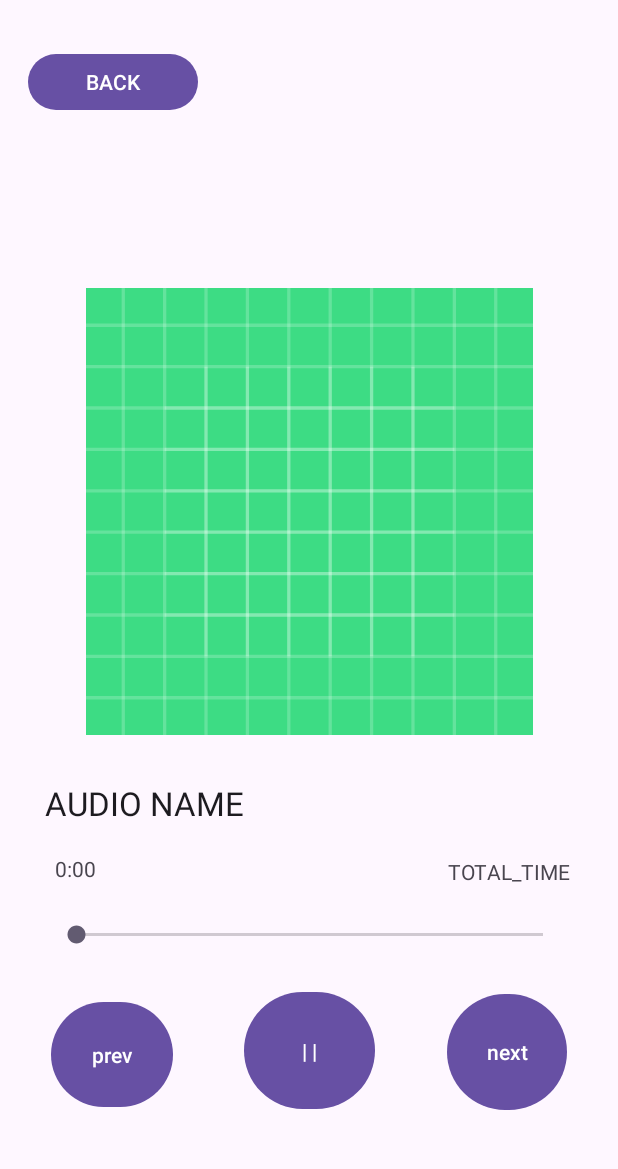
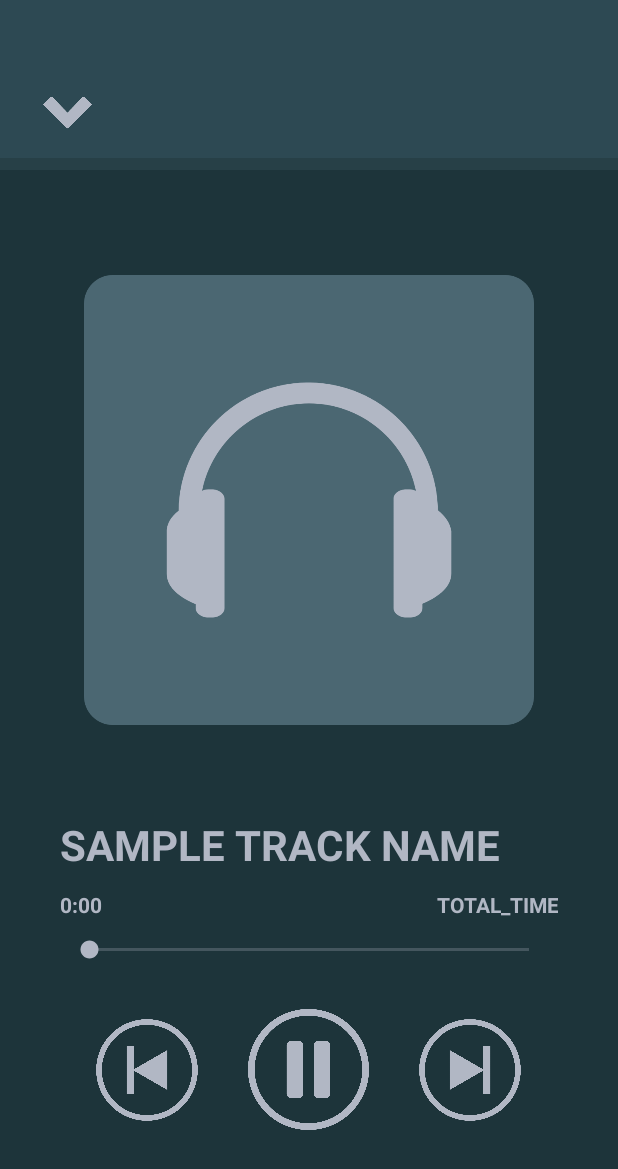
Before and after one commit to worghet/ICS4U___EMBEAR, an Android app: the TrackActivity screen opened directly, with no data from a screen before it, on a phone screen of 412 x 824 dp. Shown: the top 1169 px of the screen. Run offline under Robolectric (Android 15) with nearby library versions, the phone set to English and light mode, and no system bars; 3 statements that could not run were skipped.

Commit message:
started on ui; made the track player ui quite a few bugs, but it works.

```diff
--- a/app/src/main/java/com/example/ics4u___embear/activity/MainActivity.java
+++ b/app/src/main/java/com/example/ics4u___embear/activity/MainActivity.java
@@ -67,7 +67,7 @@ public class MainActivity extends AppCompatActivity implements TrackOverListener
         clearSystemUI();
 
         // Check that file exists; read from it if it does.
-        textOutput = findViewById(R.id.textOutput);
+//        textOutput = findViewById(R.id.textOutput);
 
         // make file exist
         catchDataOnOpen();
--- a/app/src/main/java/com/example/ics4u___embear/activity/TrackActivity.java
+++ b/app/src/main/java/com/example/ics4u___embear/activity/TrackActivity.java
@@ -1,15 +1,16 @@
 package com.example.ics4u___embear.activity;
 
+import android.graphics.drawable.Drawable;
 import android.os.Bundle;
 import android.os.Handler;
-import android.os.Looper;
-import android.util.Log;
 import android.view.View;
 import android.widget.Button;
+import android.widget.ImageButton;
 import android.widget.SeekBar;
 import android.widget.TextView;
 
 import androidx.appcompat.app.AppCompatActivity;
+import androidx.core.view.WindowCompat;
 
 import com.example.ics4u___embear.R;
 import com.example.ics4u___embear.SharedObjects;
@@ -20,28 +21,27 @@ import com.example.ics4u___embear.data.Track;
 import java.io.IOException;
 
 
-import com.example.ics4u___embear.TrackPlayer;
-
-
 public class TrackActivity extends AppCompatActivity implements TrackOverListener {
 
-    TextView audioNameBox, onOffBox, totalTimeBox, currentTimeBox;
+    TextView trackNameView, onOffBox, totalTimeBox, currentTimeBox;
     SeekBar durationSeekbar;
     TrackPlayer trackPlayer = SharedObjects.trackPlayer;
-    Button togglePlaying;
+    ImageButton togglePlaying;
 
     @Override
     protected void onCreate(Bundle savedInstanceState) {
         super.onCreate(savedInstanceState);
         setContentView(R.layout.activity_track);
-
-        audioNameBox = findViewById(R.id.audioName);
-//        onOffBox = findViewById(R.id.playingStatus);
+        clearSystemUI();
+        trackNameView = findViewById(R.id.trackNameView);
         totalTimeBox = findViewById(R.id.totalTime);
         currentTimeBox = findViewById(R.id.currentTime);
         durationSeekbar = findViewById(R.id.progressDuration);
         togglePlaying = findViewById(R.id.togglePlaying);
+        togglePlaying.setTag(R.drawable.pause_track);
+
         trackPlayer.addTrackOverListener(this); // TODO set listeners everywhere?
+
 
         // remove device ui
         try {
@@ -49,20 +49,31 @@ public class TrackActivity extends AppCompatActivity implements TrackOverListene
         } catch (IOException e) {
             throw new RuntimeException(e);
         }
-//        try {
-////            audioPlayer.playSong(audio);
-//            Log.d("AudioActivity", "started playing" + audio.getName());
-//        } catch (Exception e) {
-//            Log.d("AudioActivity", "couldnt play" + audio.getName());
-//        }
 
+    }
+
+    // Parameters: None.
+    // Description: Gets rid of SYSTEM UI.
+    private void clearSystemUI() {
+
+        // [CLARITY] Gets rid of the top status bar.
+        WindowCompat.setDecorFitsSystemWindows(getWindow(), false);
+
+        // [CLARITY] Gets rid of the bottom navigation bar.
+        View decorView = getWindow().getDecorView();
+        decorView.setSystemUiVisibility(
+                View.SYSTEM_UI_FLAG_LAYOUT_STABLE
+                        | View.SYSTEM_UI_FLAG_LAYOUT_HIDE_NAVIGATION
+                        | View.SYSTEM_UI_FLAG_LAYOUT_FULLSCREEN
+                        | View.SYSTEM_UI_FLAG_HIDE_NAVIGATION
+                        | View.SYSTEM_UI_FLAG_IMMERSIVE_STICKY);
     }
 
     //
     private void renderAudioData() throws IOException {
-        audioNameBox.setText(trackPlayer.getTrackPlaying().getName());
+        trackNameView.setText(trackPlayer.getTrackPlaying().getName());
         totalTimeBox.setText(Track.formatMilliseconds(trackPlayer.getTrackPlaying().getDuration()));
-        // remove intent from other activities
+        // TODO REMOVE INTENT
         initializeSeekbar();
     }
 
@@ -131,11 +142,25 @@ public class TrackActivity extends AppCompatActivity implements TrackOverListene
     public void togglePlaying(View view) {
         trackPlayer.togglePlaying();
 //        onOffBox.setText(audioPlayer.isPlaying());
-        if (togglePlaying.getText().equals(">")) {
-            togglePlaying.setText("| |");
-        } else {
-            togglePlaying.setText(">");
+
+        if ((Integer) togglePlaying.getTag() == R.drawable.pause_track) {
+            // pauses
+            togglePlaying.setImageResource(R.drawable.play_track);
+            togglePlaying.setBackgroundResource(R.drawable.play_track);
+            togglePlaying.setTag(R.drawable.play_track);
         }
+        else {
+            togglePlaying.setImageResource(R.drawable.pause_track);
+            togglePlaying.setBackgroundResource(R.drawable.pause_track);
+            togglePlaying.setTag(R.drawable.pause_track);
+
+        }
+
+//        if (togglePlaying.getimageTa() = R.drawable.pause_track) {
+//            togglePlaying.setImage(R.drawable.play_track)
+//        } else {
+//            togglePlaying.setImage(R.drawable.pause_track)
+//        }
 //        onOffBox.setText("");
 
 
--- a/app/src/main/res/layout/activity_track.xml
+++ b/app/src/main/res/layout/activity_track.xml
@@ -5,119 +5,209 @@
     android:id="@+id/main"
     android:layout_width="match_parent"
     android:layout_height="match_parent"
+    android:background="@color/tepapa"
     tools:context=".activity.TrackActivity">
 
-    <Button
-        android:id="@+id/togglePlaying"
-        android:layout_width="87dp"
-        android:layout_height="86dp"
-        android:onClick="togglePlaying"
-        android:text="| |"
+    <!--    BUFFER FOR UI -->
+    <LinearLayout
+        android:id="@+id/linearLayout2"
+        android:layout_width="match_parent"
+        android:layout_height="45dp"
+        android:background="@color/pickled"
+        android:orientation="horizontal"
+        tools:ignore="MissingConstraints">
+
+    </LinearLayout>
+
+    <!--    BACK BUTTON HERE -->
+    <LinearLayout
+        android:id="@+id/linearLayout"
+        android:layout_width="match_parent"
+        android:layout_height="60dp"
+        android:layout_margin="0dp"
+        android:background="@color/pickled"
+        android:fadingEdge="horizontal"
+        android:gravity="center_vertical"
+        android:padding="0dp"
+        android:paddingStart="20dp"
+        app:layout_constraintTop_toBottomOf="@+id/linearLayout2"
+        tools:ignore="RtlSymmetry"
+        tools:layout_editor_absoluteX="16dp">
+
+
+        <ImageButton
+            android:id="@+id/back2"
+            style="@style/backButton"
+            android:layout_width="50dp"
+            android:layout_height="50dp"
+            android:background="@drawable/chevron_down"
+            android:onClick="goBack"
+            android:scaleType="fitCenter"
+            android:src="@drawable/chevron_down"
+
             app:layout_constraintBottom_toBottomOf="parent"
             app:layout_constraintEnd_toEndOf="parent"
+            app:layout_constraintHorizontal_bias="0.173"
             app:layout_constraintStart_toStartOf="parent"
             app:layout_constraintTop_toTopOf="parent"
-        app:layout_constraintVertical_bias="0.891" />
+            app:layout_constraintVertical_bias="0.254"
+            tools:ignore="ContentDescription" />
+
+
+    </LinearLayout>
+
+    <LinearLayout
+        android:id="@+id/linearLayout3"
+        android:layout_width="match_parent"
+        android:layout_height="8dp"
+
+        android:background="#274047"
+        android:orientation="horizontal"
+        app:layout_constraintTop_toBottomOf="@+id/linearLayout" />
+
+    <LinearLayout
+        android:id="@+id/linearLayout4"
+        android:layout_width="match_parent"
+        android:layout_height="20dp"
+        android:orientation="horizontal"
+        app:layout_constraintTop_toBottomOf="@+id/linearLayout3" />
+
+    <LinearLayout
+        android:id="@+id/linearLayout5"
+        android:layout_width="match_parent"
+        android:layout_height="400dp"
+        android:gravity="center"
+        app:layout_constraintTop_toBottomOf="@+id/linearLayout4">
+
+
+        <!-- ImageView inside the LinearLayout -->
+        <ImageView
+            android:layout_width="300dp"
+            android:layout_height="300dp"
+            android:src="@drawable/no_icon" />
+
+    </LinearLayout>
+
+<!--    TRACK NAME HERE -->
+    <LinearLayout
+        android:id="@+id/linearLayout6"
+        android:layout_width="match_parent"
+        android:layout_height="60dp"
+        android:layout_margin="0dp"
+        android:gravity="center_vertical"
+        android:padding="0dp"
+
+        android:paddingStart="40dp"
+        app:layout_constraintTop_toBottomOf="@+id/linearLayout5">
+
 
         <TextView
-        android:id="@+id/audioName"
+            android:id="@+id/trackNameView"
             android:layout_width="wrap_content"
             android:layout_height="wrap_content"
-        android:text="AUDIO NAME"
-        android:textAppearance="@style/TextAppearance.AppCompat.Large"
-        app:layout_constraintBottom_toTopOf="@+id/togglePlaying"
-        app:layout_constraintEnd_toEndOf="parent"
-        app:layout_constraintHorizontal_bias="0.107"
-        app:layout_constraintStart_toStartOf="parent"
-        app:layout_constraintTop_toTopOf="parent"
-        app:layout_constraintVertical_bias="0.829" />
+            android:text="SAMPLE TRACK NAME"
+            android:textColor="@color/cadet"
+            android:textSize="28dp"
+            android:textStyle="bold" />
 
-    <Button
-        android:id="@+id/back2"
-        android:layout_width="113dp"
-        android:layout_height="45dp"
-        android:layout_marginStart="20dp"
-        android:layout_marginTop="32dp"
-        android:layout_marginEnd="301dp"
-        android:layout_marginBottom="664dp"
-        android:onClick="goBack"
-        android:text="BACK"
-        app:layout_constraintBottom_toBottomOf="parent"
-        app:layout_constraintEnd_toEndOf="parent"
-        app:layout_constraintHorizontal_bias="0.086"
-        app:layout_constraintStart_toStartOf="parent"
-        app:layout_constraintTop_toTopOf="parent"
-        app:layout_constraintVertical_bias="0.0" />
+    </LinearLayout>
+
+    <LinearLayout
+        android:id="@+id/linearLayout7"
+        android:layout_width="match_parent"
+        android:layout_height="20dp"
+        android:gravity="center_vertical"
+        android:orientation="horizontal"
+        android:paddingHorizontal="40dp"
+        app:layout_constraintTop_toBottomOf="@+id/linearLayout6">
+
+
+        <TextView
+            android:id="@+id/currentTime"
+            android:layout_width="0dp"
+            android:layout_height="wrap_content"
+            android:layout_weight="1"
+            android:gravity="start"
+            android:text="CURRENT_TIME"
+            android:textColor="@color/cadet"
+            android:textStyle="bold" />
+
+
+        <TextView
+            android:id="@+id/totalTime"
+            android:layout_width="0dp"
+            android:layout_height="wrap_content"
+            android:layout_weight="1"
+            android:gravity="end"
+            android:text="TOTAL_TIME"
+            android:textColor="@color/cadet"
+            android:textStyle="bold" />
+
+    </LinearLayout>
+
+    <LinearLayout
+        android:id="@+id/linearLayout8"
+        android:layout_width="match_parent"
+        android:layout_height="40dp"
+        android:gravity="center"
+        app:layout_constraintTop_toBottomOf="@+id/linearLayout7">
+
 
         <SeekBar
             android:id="@+id/progressDuration"
-        android:layout_width="343dp"
+            android:layout_width="325dp"
             android:layout_height="27dp"
-        app:layout_constraintBottom_toTopOf="@+id/togglePlaying"
-        app:layout_constraintEnd_toEndOf="parent"
-        app:layout_constraintStart_toStartOf="parent"
-        app:layout_constraintTop_toTopOf="parent"
-        app:layout_constraintVertical_bias="0.967" />
+            android:progressBackgroundTint="@color/cadet"
+            android:progressTint="@color/cadet"
+            android:thumbTint="@color/cadet" />
 
-    <TextView
-        android:id="@+id/totalTime"
-        android:layout_width="wrap_content"
-        android:layout_height="wrap_content"
-        android:text="TOTAL_TIME"
-        app:layout_constraintBottom_toTopOf="@+id/progressDuration"
-        app:layout_constraintEnd_toEndOf="parent"
-        app:layout_constraintHorizontal_bias="0.903"
-        app:layout_constraintStart_toStartOf="parent"
-        app:layout_constraintTop_toTopOf="parent"
-        app:layout_constraintVertical_bias="0.968" />
 
-    <TextView
-        android:id="@+id/currentTime"
-        android:layout_width="wrap_content"
-        android:layout_height="wrap_content"
-        android:text="CURRENT_TIME"
-        app:layout_constraintBottom_toTopOf="@+id/progressDuration"
-        app:layout_constraintEnd_toEndOf="parent"
-        app:layout_constraintHorizontal_bias="0.096"
-        app:layout_constraintStart_toStartOf="parent"
-        app:layout_constraintTop_toTopOf="parent"
-        app:layout_constraintVertical_bias="0.965" />
+    </LinearLayout>
 
-    <ImageView
-        android:id="@+id/imageView"
-        android:layout_width="310dp"
-        android:layout_height="298dp"
-        app:layout_constraintBottom_toTopOf="@+id/audioName"
-        app:layout_constraintEnd_toEndOf="parent"
-        app:layout_constraintStart_toStartOf="parent"
-        app:layout_constraintTop_toTopOf="parent"
-        app:layout_constraintVertical_bias="0.863"
-        app:srcCompat="@drawable/ic_launcher_background" />
+    <!--    CONTROL BUTTONS !!! -->
+    <LinearLayout
+        android:layout_width="match_parent"
+        android:layout_height="120dp"
+        android:layout_marginHorizontal="40dp"
+        android:gravity="center"
+        android:orientation="horizontal"
+        app:layout_constraintTop_toBottomOf="@+id/linearLayout8">
 
-    <Button
+        <ImageButton
+            android:id="@+id/button5"
+            android:layout_width="80dp"
+            android:layout_height="80dp"
+            android:layout_marginEnd="10dp"
+            android:onClick="playPrevious"
+            android:src="@drawable/prev_track"
+            android:background="@drawable/prev_track"
+            android:scaleType="fitCenter"
+            /> <!-- Add margin to separate buttons -->
+
+        <ImageButton
+            android:id="@+id/togglePlaying"
+            android:layout_width="95dp"
+            android:layout_height="95dp"
+            android:layout_marginStart="10dp"
+            android:layout_marginEnd="10dp"
+            android:background="@drawable/pause_track"
+            android:onClick="togglePlaying"
+            android:scaleType="fitCenter"
+            android:src="@drawable/pause_track" />
+
+        <ImageButton
             android:id="@+id/next"
             android:layout_width="80dp"
-        android:layout_height="85dp"
-        android:text="next"
+            android:layout_height="80dp"
+            android:layout_marginStart="10dp"
             android:onClick="playNext"
-        app:layout_constraintBottom_toBottomOf="parent"
-        app:layout_constraintEnd_toEndOf="parent"
-        app:layout_constraintHorizontal_bias="0.585"
-        app:layout_constraintStart_toEndOf="@+id/togglePlaying"
-        app:layout_constraintTop_toBottomOf="@+id/progressDuration"
-        app:layout_constraintVertical_bias="0.213" />
+            android:backgroundTint="@color/cadet"
+            android:src="@drawable/next_track"
+            android:background="@drawable/next_track"
+            android:scaleType="fitCenter"
+            /> <!-- Add margin to separate buttons -->
 
-    <Button
-        android:id="@+id/button5"
-        android:layout_width="81dp"
-        android:layout_height="78dp"
-        android:text="prev"
-        android:onClick="playPrevious"
-        app:layout_constraintBottom_toBottomOf="parent"
-        app:layout_constraintEnd_toStartOf="@+id/togglePlaying"
-        app:layout_constraintHorizontal_bias="0.419"
-        app:layout_constraintStart_toStartOf="parent"
-        app:layout_constraintTop_toBottomOf="@+id/progressDuration"
-        app:layout_constraintVertical_bias="0.25" />
+    </LinearLayout>
+
 
 </androidx.constraintlayout.widget.ConstraintLayout>
--- a/app/src/main/res/values/colors.xml
+++ b/app/src/main/res/values/colors.xml
@@ -2,4 +2,11 @@
 <resources>
     <color name="black">#FF000000</color>
     <color name="white">#FFFFFFFF</color>
+
+    <color name="tepapa">#1d343a</color>
+    <color name="pickled">#2d4953</color>
+    <color name="bayao">#4b6772</color>
+    <color name="lynch">#6a7f95</color>
+    <color name="cadet">#b1b7c4</color>
+
 </resources>
--- a/app/src/main/res/values/themes.xml
+++ b/app/src/main/res/values/themes.xml
@@ -4,11 +4,13 @@
         <!-- Customize your light theme here. -->
         <!-- <item name="colorPrimary">@color/my_light_primary</item> -->
 <!--        <item name="android:windowAnimationStyle">@style/WindowAnimationStyle</item>-->
-        <item name="android:buttonStyle">@style/Button</item>
+        <item name="android:buttonStyle">@style/backButton</item>
+        <item name="colorPrimary">@color/tepapa</item>
     </style>
 
-    <style name="Button" parent="Widget.AppCompat.Button">
+    <style name="backButton" parent="Widget.AppCompat.Button">
         <item name="android:textAllCaps">false</item>
+        <item name="android:backgroundTint">#ffffff</item>
     </style>
 
     <style name="WindowAnimationStyle">
```
Also changed, not shown: app/src/main/java/com/example/ics4u___embear/TrackPlayer.java (+7 -0 lines), app/src/main/java/com/example/ics4u___embear/activity/PlaylistActivity.java (+19 -2 lines), app/src/main/res/layout/activity_main.xml (+37 -69 lines), app/src/main/res/layout/activity_playlist.xml (+20 -21 lines), app/src/main/res/drawable/chevron_down.png (added), app/src/main/res/drawable/embear_icon_round.png, app/src/main/res/drawable/embear_icon_square.png, app/src/main/res/drawable/next_track.png (added), app/src/main/res/drawable/no_icon.png (added), app/src/main/res/drawable/pause_track.png (added), app/src/main/res/drawable/play_track.png (added), app/src/main/res/drawable/prev_track.png (added). Lines whose indentation alone changed are shown as unchanged.
